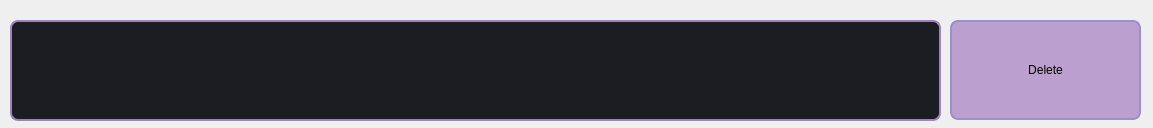
Before: the Qt Designer form UI/w_deck/NewCell/newcell.ui in Saigz/task_tracker_qt, drawn with Qt 5.
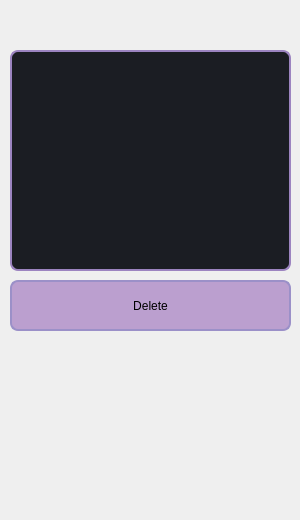
After: the same form once the commit is applied.

Diff of the .ui file:
```diff
--- a/UI/w_deck/NewCell/newcell.ui
+++ b/UI/w_deck/NewCell/newcell.ui
@@ -6,8 +6,8 @@
    <rect>
     <x>0</x>
     <y>0</y>
-    <width>1153</width>
-    <height>128</height>
+    <width>300</width>
+    <height>520</height>
    </rect>
   </property>
   <property name="windowTitle">
@@ -16,10 +16,10 @@
   <widget class="QPushButton" name="deleteButton">
    <property name="geometry">
     <rect>
-     <x>950</x>
-     <y>20</y>
-     <width>191</width>
-     <height>100</height>
+     <x>10</x>
+     <y>280</y>
+     <width>281</width>
+     <height>51</height>
     </rect>
    </property>
    <property name="styleSheet">
@@ -49,9 +49,9 @@
    <property name="geometry">
     <rect>
      <x>10</x>
-     <y>20</y>
-     <width>931</width>
-     <height>101</height>
+     <y>50</y>
+     <width>281</width>
+     <height>221</height>
     </rect>
    </property>
    <property name="styleSheet">
```
